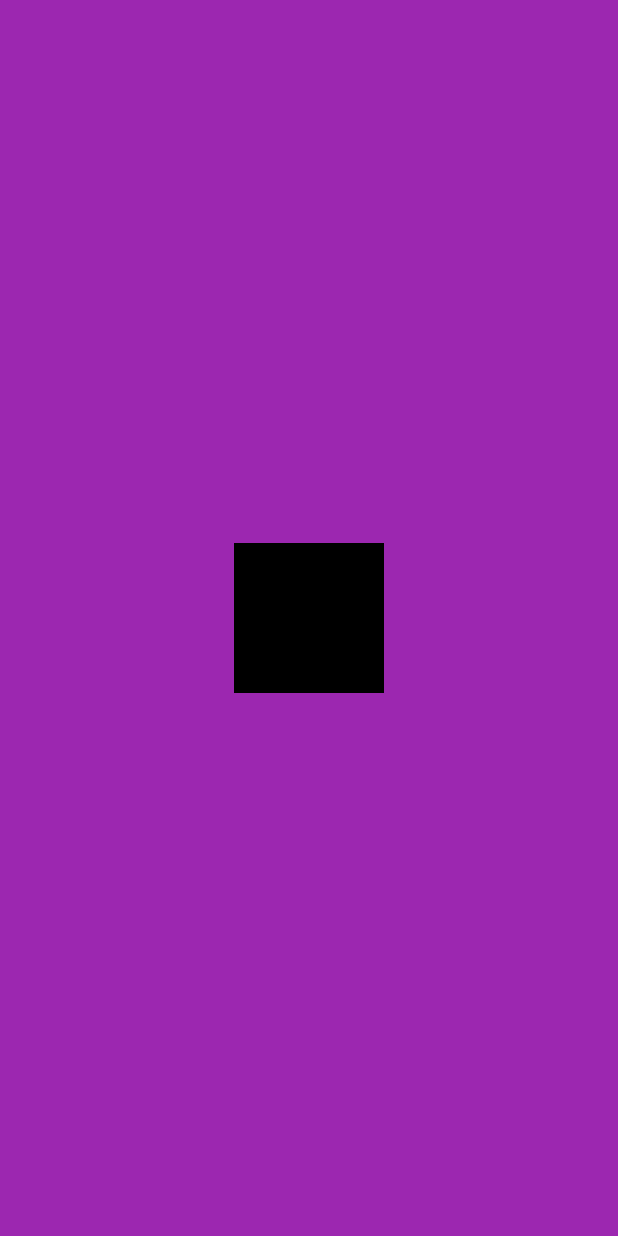
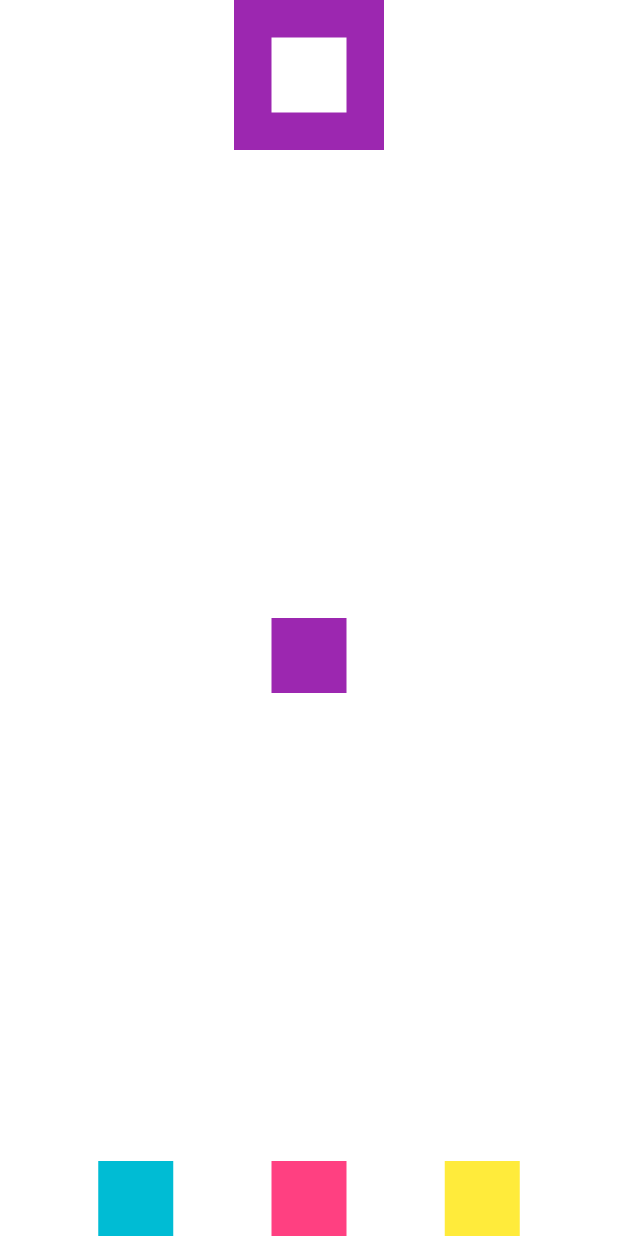
Before and after one commit to MarcusMR13/AuraWidgets-2024, a Flutter app: the screen it shows after launch, on a phone screen of 412 x 824 dp. Run offline on Flutter 3.47's test engine with Material 3 defaults, Android fonts, the phone set to English and light mode, and no system bars.

Commit message:
Alinhamentos, Stacks, Columns & Rows

```diff
--- a/lib/main.dart
+++ b/lib/main.dart
@@ -15,16 +15,48 @@ class MyApp extends StatelessWidget {
         colorScheme: ColorScheme.fromSeed(seedColor: Colors.deepPurple),
         useMaterial3: true,
       ),
-      home: Stack(
+      home: Column(
+        mainAxisAlignment: MainAxisAlignment.spaceBetween,
+        crossAxisAlignment: CrossAxisAlignment.center,
+        children: [
+          Stack(
             alignment: AlignmentDirectional.center,
             children: [
               Container(
                 color: Colors.purple,
+                width: 100,
+                height: 100,
               ),
               Container(
-            color: Colors.black,
+                color: const Color.fromARGB(255, 255, 255, 255),
+                width: 50,
+                height: 50,
+              )
+            ],
+          ),
+          Stack(
+            alignment: AlignmentDirectional.center,
+            children: [
+              Container(
+                color: const Color.fromARGB(255, 255, 255, 255),
                 width: 100,
                 height: 100,
+              ),
+              Container(
+                color: Colors.purple,
+                width: 50,
+                height: 50,
+              )
+            ],
+          ),
+          Row(
+            mainAxisAlignment: MainAxisAlignment.spaceEvenly,
+            crossAxisAlignment: CrossAxisAlignment.center,
+            children: [
+              Container(color: Colors.cyan, height: 50, width: 50,),
+              Container(color: Colors.pinkAccent, height: 50, width: 50,),
+              Container(color: Colors.yellow, height: 50, width: 50,),
+            ],
           ),
         ],
       ),
```
Lines whose indentation alone changed are shown as unchanged.
